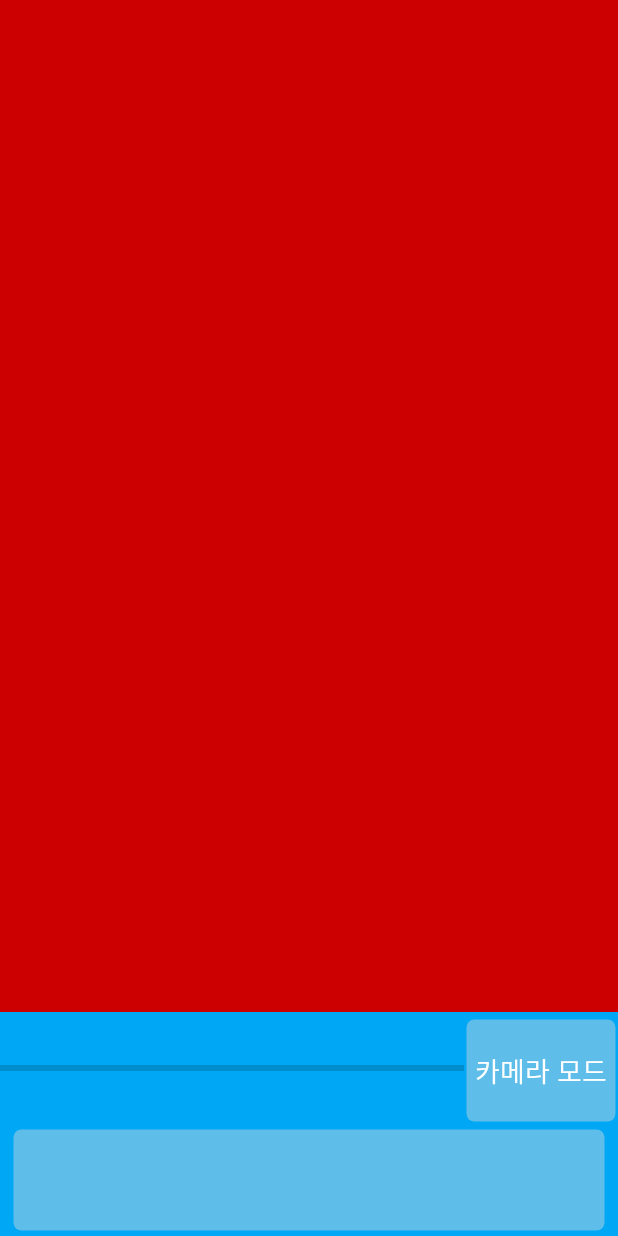
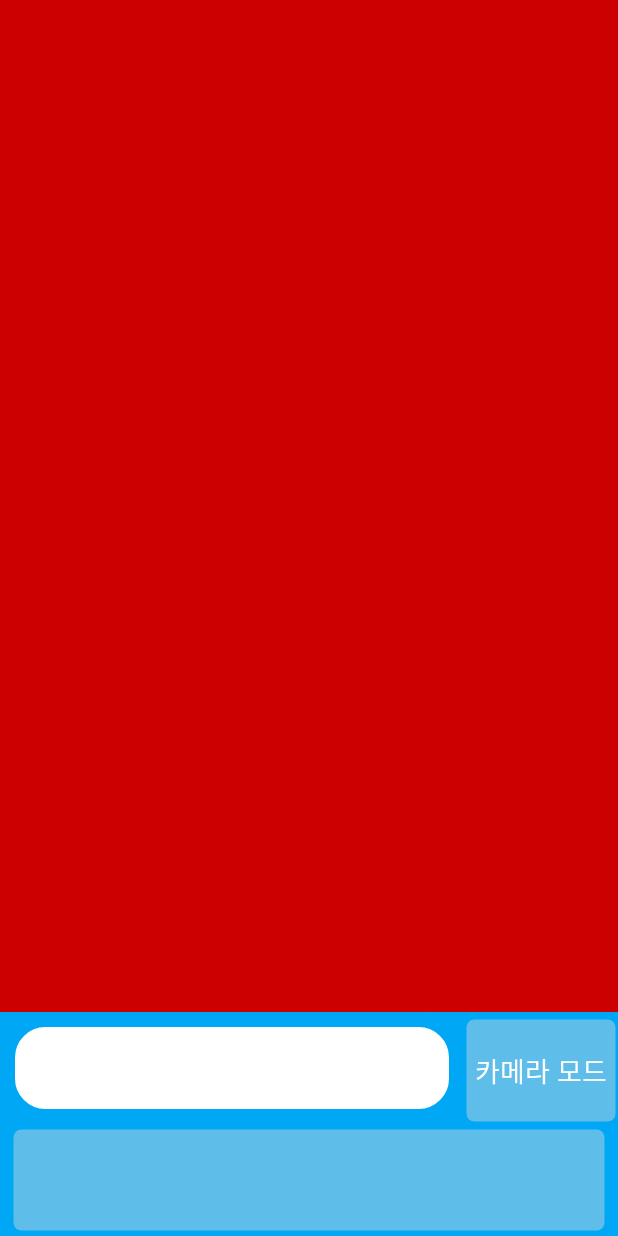
Before and after one commit to jhham96/Navi_project, an Android app: the MapsActivity screen opened directly, with no data from a screen before it, on a phone screen of 412 x 824 dp. Run offline under Robolectric (Android 15) with nearby library versions, the phone set to English and light mode, and no system bars; libraries missing offline, so code that uses them is left out: com.skt; 16 statements that could not run were skipped.

Commit message:
update UI progressbar

```diff
--- /dev/null
+++ b/TNavi_project/app/src/main/res/drawable/progressbar.xml
@@ -0,0 +1,39 @@
+<?xml version="1.0" encoding="utf-8"?>
+
+<layer-list xmlns:android="http://schemas.android.com/apk/res/android">
+
+    <item android:id="@android:id/background">
+
+        <shape>
+
+            <corners android:radius="25dip" />
+
+            <gradient android:startColor="#FFFFFF" android:centerColor="#FFFFFF"
+
+                android:centerY="0.75" android:endColor="#ffffff" android:angle="90" />
+
+            <stroke android:width="10dp" android:color="@color/colorSky" />
+
+        </shape>
+
+    </item>
+
+    <item android:id="@android:id/progress">
+
+        <clip>
+
+            <shape>
+
+                <corners android:radius="25dip" />
+
+                <gradient android:startColor="#F8FF96" android:centerColor="#F8FF96" android:endColor="#E6FFB5" />
+
+                <stroke android:width="10dp" android:color="@color/colorSky" />
+
+            </shape>
+
+        </clip>
+
+    </item>
+
+</layer-list>
--- a/TNavi_project/app/src/main/res/layout/activity_camera.xml
+++ b/TNavi_project/app/src/main/res/layout/activity_camera.xml
@@ -54,13 +54,14 @@
         android:background="@color/colorSky">
 
         <ProgressBar
+            android:id="@+id/percent"
             style="?android:attr/progressBarStyleHorizontal"
-            android:id="@+id/percent"
             android:layout_width="match_parent"
             android:layout_height="match_parent"
+            android:layout_weight="1"
             android:indeterminateOnly="false"
             android:max="100"
-            android:layout_weight="1"/>
+            android:progressDrawable="@drawable/progressbar" />
 
         <Button
             android:id="@+id/mode_switch"
--- a/TNavi_project/app/src/main/res/layout/activity_maps.xml
+++ b/TNavi_project/app/src/main/res/layout/activity_maps.xml
@@ -26,7 +26,8 @@
             android:layout_height="match_parent"
             android:layout_weight="1"
             android:indeterminateOnly="false"
-            android:max="100" />
+            android:max="100"
+            android:progressDrawable="@drawable/progressbar" />
 
         <Button
             android:id="@+id/button1"
```
